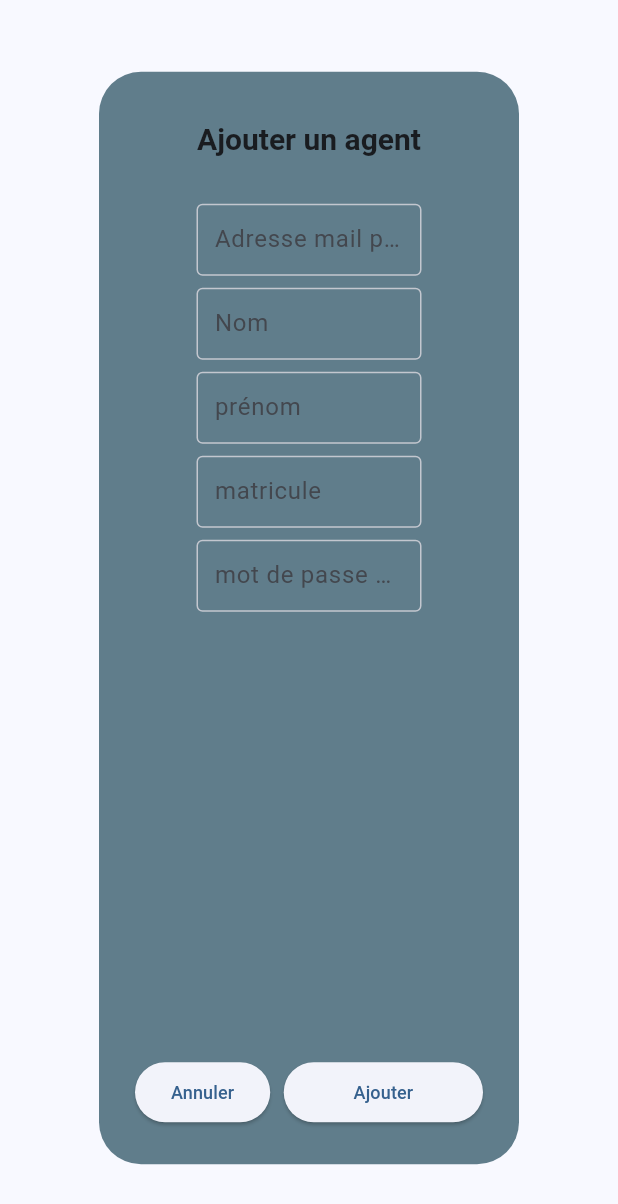
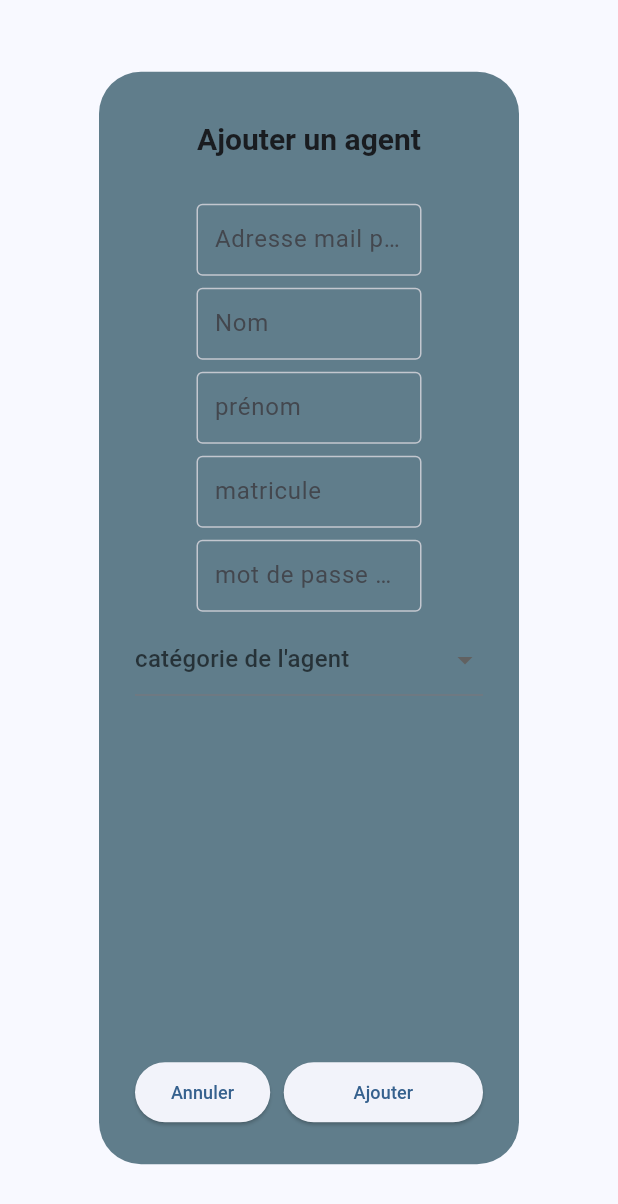
Before and after one commit to rv-gates/Soutenance_Project, a Flutter app: the AddAgentDialog widget shown alone on an empty page, opened directly, on a phone screen of 412 x 824 dp. Shown: the top 1204 px of the screen. Run offline on Flutter 3.47's test engine with Material 2 defaults, Android fonts, the light colour scheme and no system bars; drawn by our look-alikes of reactive_forms; our stand-ins replace cloud_firestore, currency_text_input_formatter, firebase_auth, firebase_core, flutter_riverpod, qr_flutter; missing offline and left inert: qr_code_scanner, regexpattern; accounts and stored records are empty.

Commit message:
second commit

```diff
--- a/lib/core/modele/user.dart
+++ b/lib/core/modele/user.dart
@@ -4,20 +4,21 @@ part 'user.g.dart';
 
 @JsonSerializable(explicitToJson: true)
 class User {
-  final String email, firstName, lastName, matricule;
+  final String email, firstName, lastName, matricule, role;
 
   const User({
     required this.email,
     required this.firstName,
     required this.lastName,
     required this.matricule,
+    required this.role,
   });
 
   Map<String, dynamic> toJson() => _$UserToJson(this);
 
   factory User.fromJson(Map<String, dynamic> json) => _$UserFromJson(json);
 
-  /*User copyWith({
+/*User copyWith({
     String? email,
     String? firstName,
     String? matricule,
@@ -41,12 +42,14 @@ class UserCreated extends User {
       required super.email,
       required super.firstName,
       required super.lastName,
-      required super.matricule});
+      required super.matricule,
+      required super.role});
 
   Map<String, dynamic> toJson() => _$UserCreatedToJson(this);
 
-  factory UserCreated.fromJson(Map<String, dynamic> json) => _$UserCreatedFromJson(json);
-  /*@override
+  factory UserCreated.fromJson(Map<String, dynamic> json) =>
+      _$UserCreatedFromJson(json);
+/*@override
   UserCreated copyWith(
       {String? email,
       String? firstName,
--- a/lib/login/admin/drawer/drawer_column.dart
+++ b/lib/login/admin/drawer/drawer_column.dart
@@ -1,7 +1,7 @@
 import 'package:flutter/material.dart';
 import 'package:soutenance_app/pasage/my_new_app.dart';
 import 'package:soutenance_app/screen/options/addSomething/data_management.dart';
-import '../../../widgets/add_agent/add_agent.dart';
+import '../../../widgets/add_agent_dialog/add_agent_dialog.dart';
 import '../../../widgets/add_sanction/add_sanction.dart';
 import '../../../widgets/new_row.dart';
 
--- /dev/null
+++ b/lib/shared/enums/role_user.dart
@@ -0,0 +1 @@
+enum RoleUser {user, admin}
--- a/lib/widgets/add_agent/add_agent.dart
+++ b/lib/widgets/add_agent_dialog/add_agent_dialog.dart
@@ -4,6 +4,7 @@ import 'package:reactive_forms/reactive_forms.dart';
 
 import '../../core/modele/user.dart';
 import '../../core/service/authentification_service.dart';
+import '../../shared/enums/role_user.dart';
 import '../custom_text_field.dart';
 
 class AddAgentDialog extends ConsumerStatefulWidget {
@@ -34,6 +35,8 @@ class _AddAgentDialogState extends ConsumerState<AddAgentDialog> {
       "matricule":
           FormControl<String>(value: '', validators: [Validators.required]),
       "password": _passwordCtlr,
+      "role": FormControl<RoleUser>(
+           validators: [Validators.required]),
     });
   }
 
@@ -55,13 +58,13 @@ class _AddAgentDialogState extends ConsumerState<AddAgentDialog> {
         child: SingleChildScrollView(
           child: ReactiveForm(
             formGroup: _form,
-            child: const Column(
+            child:  Column(
               mainAxisSize: MainAxisSize.min,
               children: [
-                SizedBox(
+                const SizedBox(
                   height: 5.0,
                 ),
-                Padding(
+                const Padding(
                   padding: EdgeInsets.only(bottom: 8.0),
                   child: SingleChildScrollView(
                     child: CustomTextField(
@@ -71,7 +74,7 @@ class _AddAgentDialogState extends ConsumerState<AddAgentDialog> {
                         inputType: TextInputType.emailAddress),
                   ),
                 ),
-                Padding(
+                const Padding(
                   padding: EdgeInsets.only(bottom: 8.0),
                   child: CustomTextField(
                       // controller: lastNameController,
@@ -79,7 +82,7 @@ class _AddAgentDialogState extends ConsumerState<AddAgentDialog> {
                       label: "Nom",
                       ),
                 ),
-                Padding(
+                const Padding(
                   padding: EdgeInsets.only(bottom: 8.0),
                   child: CustomTextField(
                       // controller: firstNameController,
@@ -87,7 +90,7 @@ class _AddAgentDialogState extends ConsumerState<AddAgentDialog> {
                       label: "prénom",
                      ),
                 ),
-                Padding(
+                const Padding(
                   padding: EdgeInsets.only(bottom: 8.0),
                   child: CustomTextField(
                       //controller: matriculeController,
@@ -95,7 +98,7 @@ class _AddAgentDialogState extends ConsumerState<AddAgentDialog> {
                       label: "matricule",
                       ),
                 ),
-                Padding(
+                const Padding(
                   padding: EdgeInsets.only(bottom: 8.0),
                   child: CustomTextField(
                       formControlName: "password",
@@ -103,6 +106,20 @@ class _AddAgentDialogState extends ConsumerState<AddAgentDialog> {
                       obscureText: false,
                       label: "mot de passe par default",
                       ),
+                ),
+
+                Padding(
+                  padding: const EdgeInsets.only(bottom: 8.0),
+                  child: ReactiveDropdownField<RoleUser>(
+                    formControlName: 'role',
+                    hint: const Text("catégorie de l'agent"),
+                    items: RoleUser.values
+                        .map((item) => DropdownMenuItem<RoleUser>(
+                      value: item,
+                      child: Text(item.name),
+                    ))
+                        .toList(),
+                  ),
                 ),
               ],
             ),
```
Also changed, not shown: lib/login/admin/drawer/drawer_screen.dart (+0 -7 lines), lib/login/users/login_screen.dart (+54 -2 lines), lib/screen/options/sanction/add_sanction.dart (+3 -6 lines), lib/core/modele/user.g.dart.
